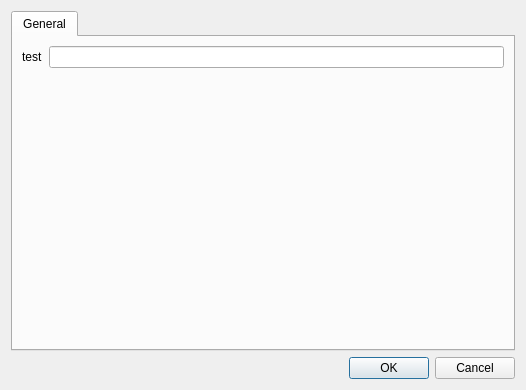
First picture: the form in ui/OptionsWindow.ui, repository MakeICT/event-creator, before the edit.
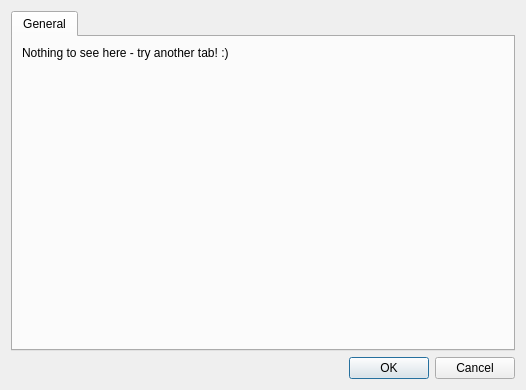
Second picture: the form after the edit.

Patch:
```diff
--- a/ui/OptionsWindow.ui
+++ b/ui/OptionsWindow.ui
@@ -30,13 +30,10 @@
        <item row="0" column="0">
         <widget class="QLabel" name="testLabel">
          <property name="text">
-          <string>test</string>
+          <string>Nothing to see here - try another tab! :)</string>
          </property>
         </widget>
        </item>
-       <item row="0" column="1">
-        <widget class="QLineEdit" name="testLineEdit"/>
-       </item>
       </layout>
      </widget>
     </widget>
```
